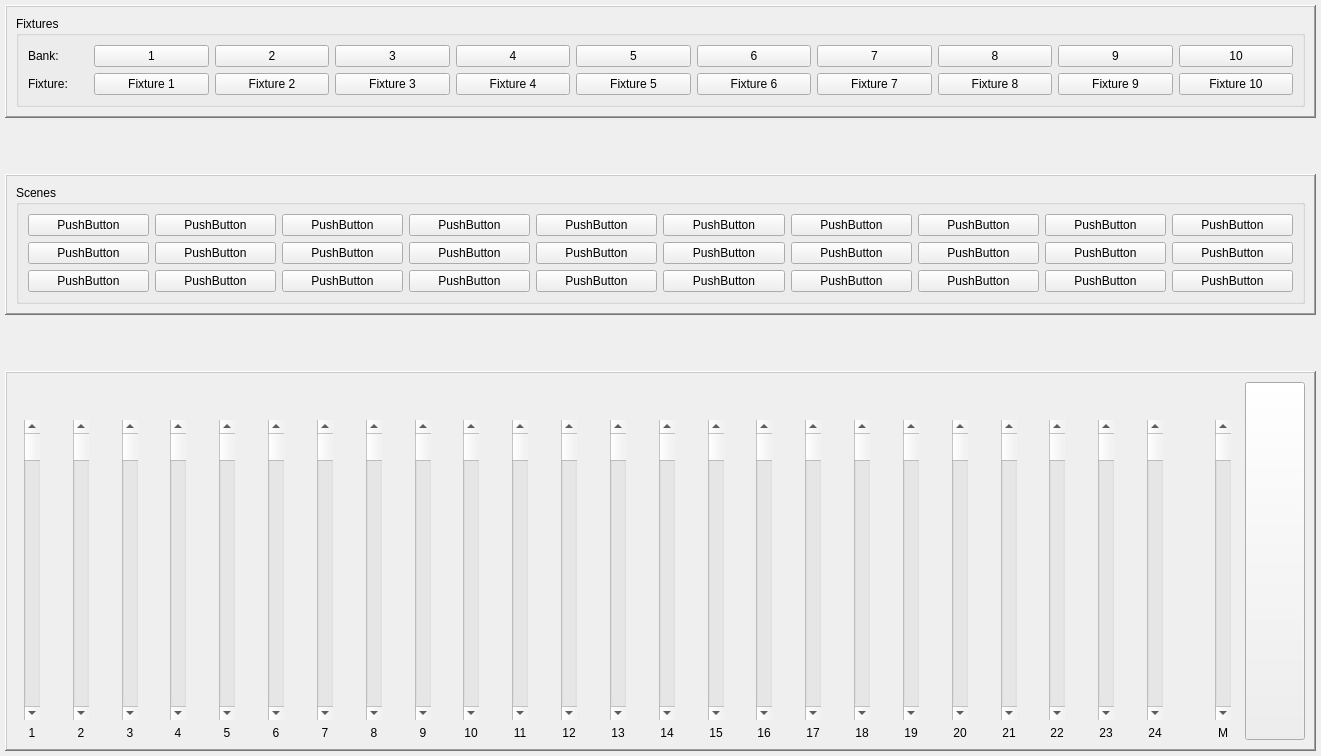
AKuhle/aDev, file qLights/Forms/formCtrlPanel.ui: the form before one commit.
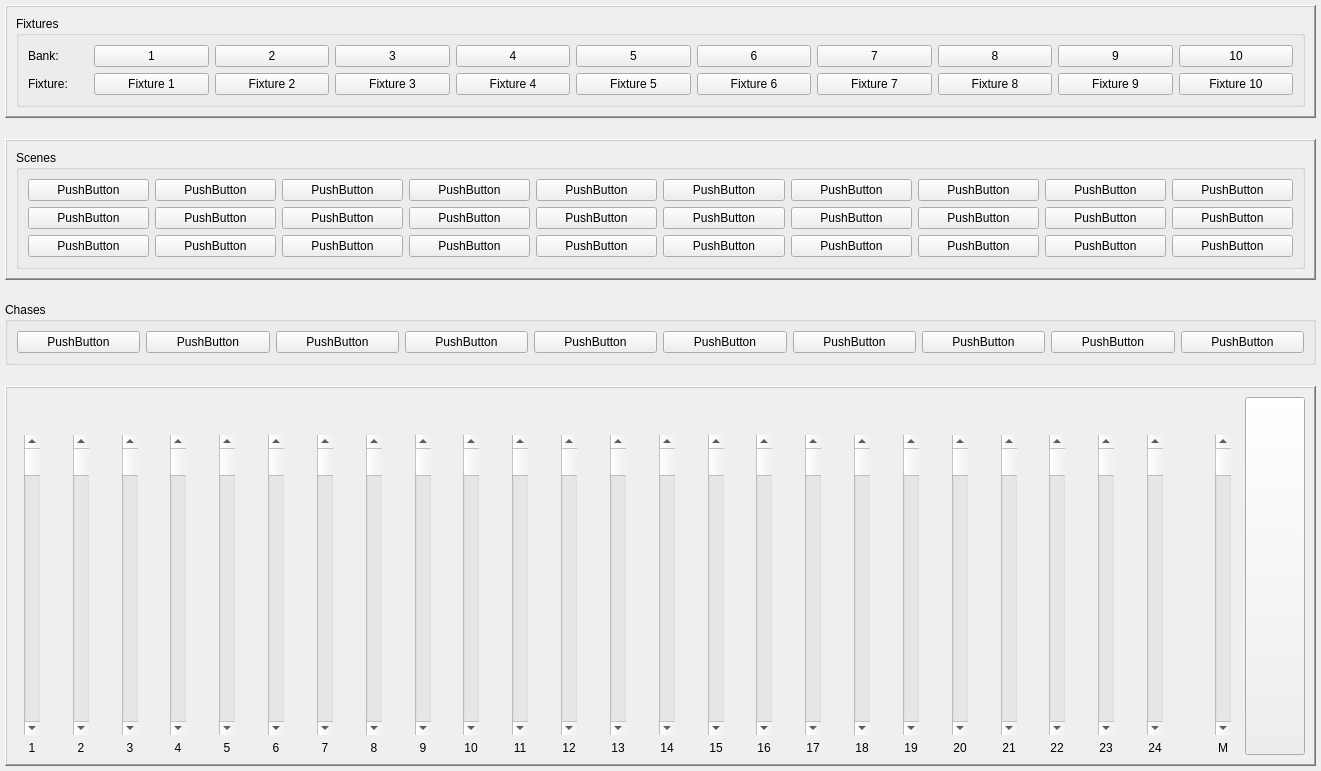
The form after the commit. Custom widgets are drawn as their Qt base class.

What changed in the file:
```diff
--- a/qLights/Forms/formCtrlPanel.ui
+++ b/qLights/Forms/formCtrlPanel.ui
@@ -7,7 +7,7 @@
     <x>0</x>
     <y>0</y>
     <width>1321</width>
-    <height>756</height>
+    <height>771</height>
    </rect>
   </property>
   <property name="windowTitle">
@@ -792,6 +792,98 @@
      </layout>
     </widget>
    </item>
+   <item>
+    <spacer name="verticalSpacer_3">
+     <property name="orientation">
+      <enum>Qt::Orientation::Vertical</enum>
+     </property>
+     <property name="sizeHint" stdset="0">
+      <size>
+       <width>20</width>
+       <height>40</height>
+      </size>
+     </property>
+    </spacer>
+   </item>
+   <item>
+    <widget class="QGroupBox" name="groupBox_3">
+     <property name="title">
+      <string>Chases</string>
+     </property>
+     <layout class="QHBoxLayout" name="horizontalLayout_33">
+      <item>
+       <widget class="aPushButton" name="m_pChase_01">
+        <property name="text">
+         <string>PushButton</string>
+        </property>
+       </widget>
+      </item>
+      <item>
+       <widget class="aPushButton" name="m_pChase_02">
+        <property name="text">
+         <string>PushButton</string>
+        </property>
+       </widget>
+      </item>
+      <item>
+       <widget class="aPushButton" name="m_pChase_03">
+        <property name="text">
+         <string>PushButton</string>
+        </property>
+       </widget>
+      </item>
+      <item>
+       <widget class="aPushButton" name="m_pChase_04">
+        <property name="text">
+         <string>PushButton</string>
+        </property>
+       </widget>
+      </item>
+      <item>
+       <widget class="aPushButton" name="m_pChase_05">
+        <property name="text">
+         <string>PushButton</string>
+        </property>
+       </widget>
+      </item>
+      <item>
+       <widget class="aPushButton" name="m_pChase_06">
+        <property name="text">
+         <string>PushButton</string>
+        </property>
+       </widget>
+      </item>
+      <item>
+       <widget class="aPushButton" name="m_pChase_07">
+        <property name="text">
+         <string>PushButton</string>
+        </property>
+       </widget>
+      </item>
+      <item>
+       <widget class="aPushButton" name="m_pChase_08">
+        <property name="text">
+         <string>PushButton</string>
+        </property>
+       </widget>
+      </item>
+      <item>
+       <widget class="aPushButton" name="m_pChase_09">
+        <property name="text">
+         <string>PushButton</string>
+        </property>
+       </widget>
+      </item>
+      <item>
+       <widget class="aPushButton" name="m_pChase_10">
+        <property name="text">
+         <string>PushButton</string>
+        </property>
+       </widget>
+      </item>
+     </layout>
+    </widget>
+   </item>
    <item>
     <spacer name="verticalSpacer_2">
      <property name="orientation">
```
